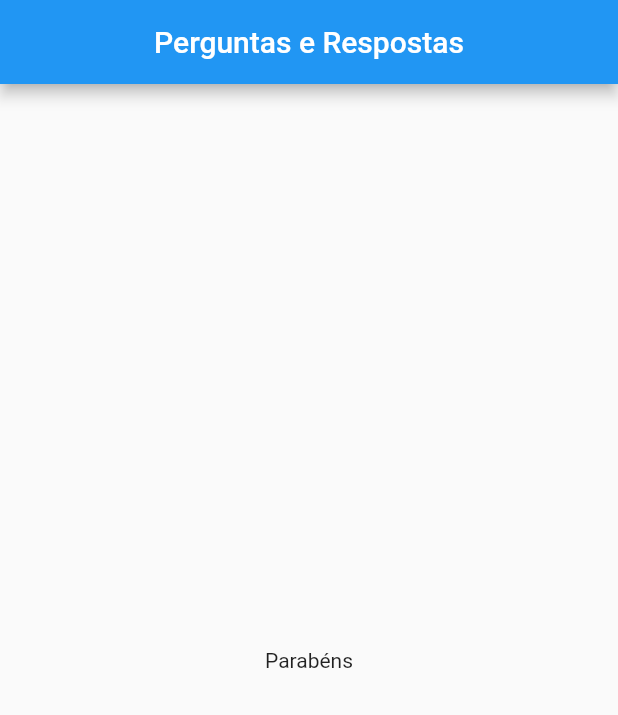
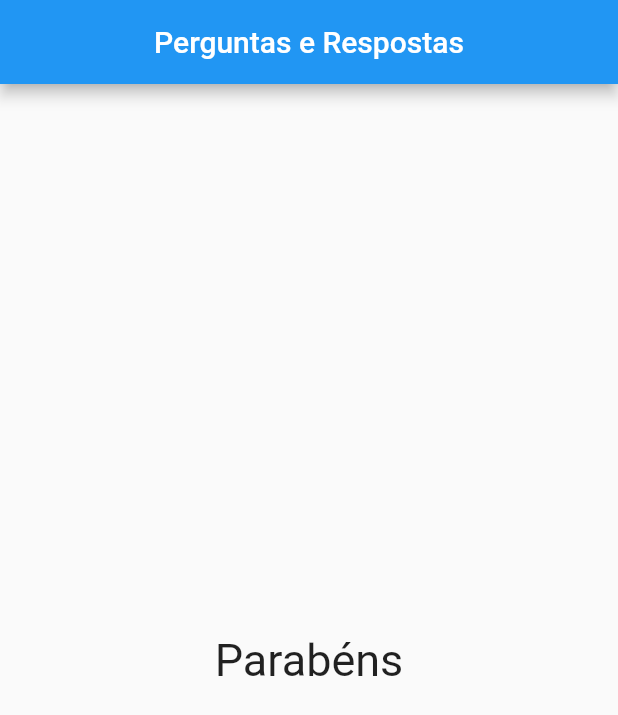
Before and after one commit to AdrianoSantana/quizApp, a Flutter app: the screen it shows after launch, after a tap on "Azul", after a tap on "Maça", after a tap on "Gato", on a phone screen of 412 x 824 dp. Shown: the top 715 px of the screen. Run offline on Flutter 3.47's test engine with Material 2 defaults, Android fonts, the phone set to English and light mode, and no system bars.

Commit message:
feat: criado logica para mostrar tela final

```diff
--- a/lib/main.dart
+++ b/lib/main.dart
@@ -64,7 +64,10 @@ class _PerguntasAppState extends State<PerguntasApp> {
                 ],
               )
             : const Center(
-                child: Text('Parabéns'),
+                child: Text(
+                  'Parabéns',
+                  style: TextStyle(fontSize: 30),
+                ),
               ),
       ),
     );
```
